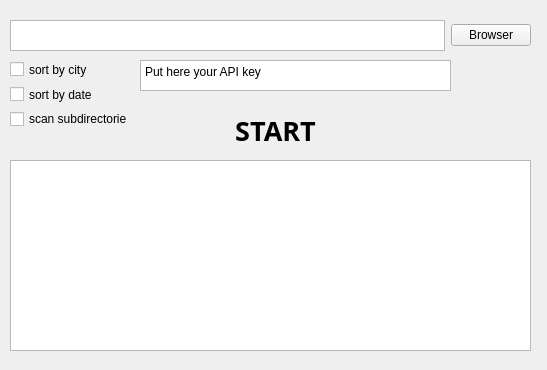
Qt form interface/ui/main_window.ui (Graidaris/photo_sorter) before a commit.
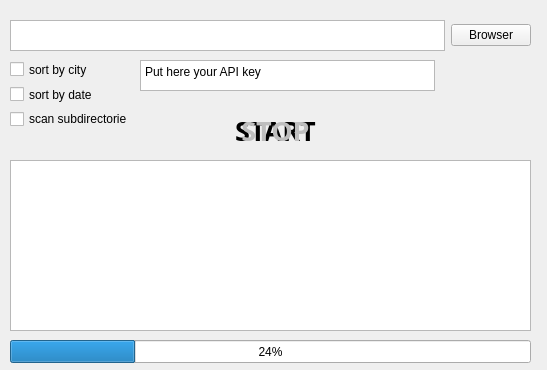
The same form after that commit. Icons and pictures are not drawn.

Commit message: add new methods and update interface

```diff
--- a/interface/ui/main_window.ui
+++ b/interface/ui/main_window.ui
@@ -47,47 +47,17 @@
       <x>10</x>
       <y>160</y>
       <width>521</width>
-      <height>191</height>
+      <height>171</height>
      </rect>
     </property>
     <property name="readOnly">
      <bool>true</bool>
     </property>
    </widget>
-   <widget class="QPlainTextEdit" name="plainTextEdit">
-    <property name="geometry">
-     <rect>
-      <x>140</x>
-      <y>60</y>
-      <width>311</width>
-      <height>31</height>
-     </rect>
-    </property>
-    <property name="plainText">
-     <string>Put here your API key</string>
-    </property>
-   </widget>
-   <widget class="QPushButton" name="pushButton_Help">
-    <property name="geometry">
-     <rect>
-      <x>450</x>
-      <y>60</y>
-      <width>31</width>
-      <height>31</height>
-     </rect>
-    </property>
-    <property name="text">
-     <string/>
-    </property>
-    <property name="icon">
-     <iconset>
-      <normaloff>../icons/info.png</normaloff>../icons/info.png</iconset>
-    </property>
-    <property name="flat">
-     <bool>true</bool>
-    </property>
-   </widget>
    <widget class="QPushButton" name="pushButton_Start">
+    <property name="enabled">
+     <bool>true</bool>
+    </property>
     <property name="geometry">
      <rect>
       <x>180</x>
@@ -154,7 +124,7 @@
      </item>
     </layout>
    </widget>
-   <widget class="QWidget" name="">
+   <widget class="QWidget" name="layoutWidget">
     <property name="geometry">
      <rect>
       <x>10</x>
@@ -183,6 +153,89 @@
      </item>
     </layout>
    </widget>
+   <widget class="QProgressBar" name="progressBar">
+    <property name="geometry">
+     <rect>
+      <x>10</x>
+      <y>340</y>
+      <width>521</width>
+      <height>23</height>
+     </rect>
+    </property>
+    <property name="value">
+     <number>24</number>
+    </property>
+   </widget>
+   <widget class="QPushButton" name="pushButton_Stop">
+    <property name="enabled">
+     <bool>false</bool>
+    </property>
+    <property name="geometry">
+     <rect>
+      <x>180</x>
+      <y>100</y>
+      <width>191</width>
+      <height>61</height>
+     </rect>
+    </property>
+    <property name="font">
+     <font>
+      <family>Yu Gothic UI Semibold</family>
+      <pointsize>20</pointsize>
+      <weight>75</weight>
+      <bold>true</bold>
+     </font>
+    </property>
+    <property name="text">
+     <string>STOP</string>
+    </property>
+    <property name="icon">
+     <iconset>
+      <normaloff>../../icons/stop.png</normaloff>../../icons/stop.png</iconset>
+    </property>
+    <property name="iconSize">
+     <size>
+      <width>32</width>
+      <height>32</height>
+     </size>
+    </property>
+    <property name="flat">
+     <bool>true</bool>
+    </property>
+   </widget>
+   <widget class="QWidget" name="">
+    <property name="geometry">
+     <rect>
+      <x>140</x>
+      <y>60</y>
+      <width>341</width>
+      <height>31</height>
+     </rect>
+    </property>
+    <layout class="QHBoxLayout" name="horizontalLayout">
+     <item>
+      <widget class="QPlainTextEdit" name="plainTextEdit">
+       <property name="plainText">
+        <string>Put here your API key</string>
+       </property>
+      </widget>
+     </item>
+     <item>
+      <widget class="QPushButton" name="pushButton_Help">
+       <property name="text">
+        <string/>
+       </property>
+       <property name="icon">
+        <iconset>
+         <normaloff>../../icons/info.png</normaloff>../../icons/info.png</iconset>
+       </property>
+       <property name="flat">
+        <bool>true</bool>
+       </property>
+      </widget>
+     </item>
+    </layout>
+   </widget>
   </widget>
  </widget>
  <resources/>
```
Left out of the diff: 4 changed lines with no effect on the pictures. The commit also changes 2 other files.
